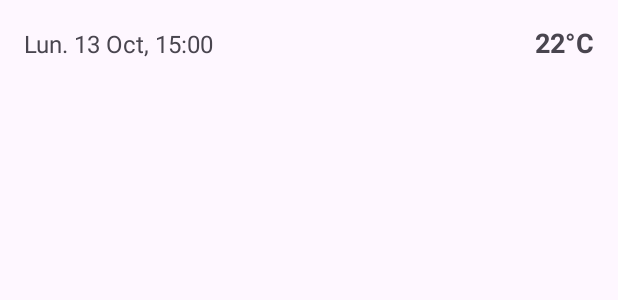
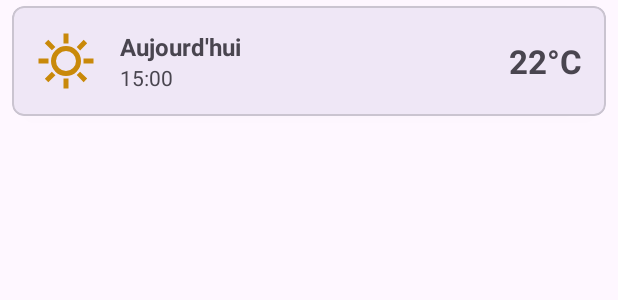
Before and after one commit to hsn00000/MyWeatherSport, an Android app: the layout item_forecast.xml on its own in the app's theme, with its tools: preview values and no code run, on a phone screen of 412 x 824 dp. Shown: the top 300 px of the screen. Run offline under Robolectric (Android 15) with nearby library versions, the phone set to English and light mode, and no system bars.

Commit message:
feat: Enhance forecast item UI and add weather icons
Redesigns the layout for individual forecast items in the RecyclerView and improves the associated adapter logic.

- **`item_forecast.xml`**:
    - Replaces the simple `LinearLayout` with a `MaterialCardView` for a modern look with elevation and rounded corners.
    - Adds an `ImageView` (`ivWeatherIcon`) to display a weather icon.
    - Splits the date into separate `TextViews` for the day (`tvDay`) and time (`tvHour`).
    - Adjusts text sizes and styles for better readability.

- **`ForecastAdapter.java`**:
    - Binds data to the new views (`ivWeatherIcon`, `tvDay`, `tvHour`).
    - Parses the date string to format the day and hour separately.
    - Implements logic to gray out past forecast entries (date, time, temperature, and icon).
    - Adds a `getWeatherIconResId` method to select the correct drawable based on the weather condition (`Clear`, `Clouds`, `Rain`, `Snow`).

- **New Drawables**:
    - Adds new, more detailed vector icons for weather conditions: `ic_sun.xml`, `ic_cloud.xml`, `ic_rain.xml`, and `ic_snow.xml`.
    - Deletes the old, unused icons `baseline_cloud_24.xml` and `soleil.xml`.

```diff
--- a/app/src/main/res/drawable/baseline_cloud_24.xml
+++ /dev/null
@@ -1,5 +0,0 @@
-<vector xmlns:android="http://schemas.android.com/apk/res/android" android:height="24dp" android:tint="#8F8A8A" android:viewportHeight="24" android:viewportWidth="24" android:width="24dp">
-
-    <path android:fillColor="@android:color/white" android:pathData="M19.35,10.04C18.67,6.59 15.64,4 12,4 9.11,4 6.6,5.64 5.35,8.04 2.34,8.36 0,10.91 0,14c0,3.31 2.69,6 6,6h13c2.76,0 5,-2.24 5,-5 0,-2.64 -2.05,-4.78 -4.65,-4.96z"/>
-
-</vector>
--- /dev/null
+++ b/app/src/main/res/drawable/ic_cloud.xml
@@ -0,0 +1,5 @@
+<vector xmlns:android="http://schemas.android.com/apk/res/android" android:height="24dp" android:tint="#8F8A8A" android:viewportHeight="960" android:viewportWidth="960" android:width="24dp">
+
+    <path android:fillColor="@android:color/white" android:pathData="M260,800Q169,800 104.5,737Q40,674 40,583Q40,505 87,444Q134,383 210,366Q235,274 310,217Q385,160 480,160Q597,160 678.5,241.5Q760,323 760,440L760,440L760,440Q829,448 874.5,499.5Q920,551 920,620Q920,695 867.5,747.5Q815,800 740,800L260,800ZM260,720L740,720Q782,720 811,691Q840,662 840,620Q840,578 811,549Q782,520 740,520L680,520L680,440Q680,357 621.5,298.5Q563,240 480,240Q397,240 338.5,298.5Q280,357 280,440L280,440L260,440Q202,440 161,481Q120,522 120,580Q120,638 161,679Q202,720 260,720ZM480,480Q480,480 480,480Q480,480 480,480Q480,480 480,480Q480,480 480,480L480,480L480,480Q480,480 480,480Q480,480 480,480Q480,480 480,480Q480,480 480,480L480,480L480,480Q480,480 480,480Q480,480 480,480Q480,480 480,480Q480,480 480,480Z"/>
+
+</vector>
--- /dev/null
+++ b/app/src/main/res/drawable/ic_rain.xml
@@ -0,0 +1,5 @@
+<vector xmlns:android="http://schemas.android.com/apk/res/android" android:height="24dp" android:tint="#215CB5" android:viewportHeight="960" android:viewportWidth="960" android:width="24dp">
+
+    <path android:fillColor="@android:color/white" android:pathData="M558,876Q543,884 527.5,878.5Q512,873 504,858L444,738Q436,723 441.5,707.5Q447,692 462,684Q477,676 492.5,681.5Q508,687 516,702L576,822Q584,837 578.5,852.5Q573,868 558,876ZM798,876Q783,884 767.5,878.5Q752,873 744,858L684,738Q676,723 681.5,707.5Q687,692 702,684Q717,676 732.5,681.5Q748,687 756,702L816,822Q824,837 818.5,852.5Q813,868 798,876ZM318,876Q303,884 287.5,878.5Q272,873 264,858L204,738Q196,723 201.5,707.5Q207,692 222,684Q237,676 252.5,681.5Q268,687 276,702L336,822Q344,837 338.5,852.5Q333,868 318,876ZM300,640Q209,640 144.5,575.5Q80,511 80,420Q80,337 135,275Q190,213 271,202Q303,145 358.5,112.5Q414,80 480,80Q570,80 636.5,137.5Q703,195 717,281Q786,287 833,338Q880,389 880,460Q880,535 827.5,587.5Q775,640 700,640L300,640ZM300,560L700,560Q742,560 771,531Q800,502 800,460Q800,418 771,389Q742,360 700,360L640,360L640,320Q640,254 593,207Q546,160 480,160Q432,160 392.5,186Q353,212 333,256L323,280L298,280Q241,282 200.5,322.5Q160,363 160,420Q160,478 201,519Q242,560 300,560ZM480,360L480,360Q480,360 480,360Q480,360 480,360Q480,360 480,360Q480,360 480,360L480,360L480,360Q480,360 480,360Q480,360 480,360Q480,360 480,360Q480,360 480,360L480,360L480,360Q480,360 480,360Q480,360 480,360Q480,360 480,360Q480,360 480,360Z"/>
+
+</vector>
--- /dev/null
+++ b/app/src/main/res/drawable/ic_snow.xml
@@ -0,0 +1,5 @@
+<vector xmlns:android="http://schemas.android.com/apk/res/android" android:height="24dp" android:tint="#118EE1" android:viewportHeight="960" android:viewportWidth="960" android:width="24dp">
+
+    <path android:fillColor="@android:color/white" android:pathData="M620,440Q595,440 577.5,422.5Q560,405 560,380Q560,363 569.5,345.5Q579,328 590,313.5Q601,299 610.5,289.5Q620,280 620,280Q620,280 629.5,289.5Q639,299 650,313.5Q661,328 670.5,345.5Q680,363 680,380Q680,405 662.5,422.5Q645,440 620,440ZM780,320Q755,320 737.5,302.5Q720,285 720,260Q720,243 729.5,225.5Q739,208 750,193.5Q761,179 770.5,169.5Q780,160 780,160Q780,160 789.5,169.5Q799,179 810,193.5Q821,208 830.5,225.5Q840,243 840,260Q840,285 822.5,302.5Q805,320 780,320ZM780,560Q755,560 737.5,542.5Q720,525 720,500Q720,483 729.5,465.5Q739,448 750,433.5Q761,419 770.5,409.5Q780,400 780,400Q780,400 789.5,409.5Q799,419 810,433.5Q821,448 830.5,465.5Q840,483 840,500Q840,525 822.5,542.5Q805,560 780,560ZM360,840Q277,840 218.5,781.5Q160,723 160,640Q160,592 181,550.5Q202,509 240,480L240,240Q240,190 275,155Q310,120 360,120Q410,120 445,155Q480,190 480,240L480,480Q518,509 539,550.5Q560,592 560,640Q560,723 501.5,781.5Q443,840 360,840ZM240,640L480,640Q480,611 467.5,586Q455,561 432,544L400,520L400,240Q400,223 388.5,211.5Q377,200 360,200Q343,200 331.5,211.5Q320,223 320,240L320,520L288,544Q265,561 252.5,586Q240,611 240,640Z"/>
+
+</vector>
--- /dev/null
+++ b/app/src/main/res/drawable/ic_sun.xml
@@ -0,0 +1,5 @@
+<vector xmlns:android="http://schemas.android.com/apk/res/android" android:height="24dp" android:tint="#C9890A" android:viewportHeight="960" android:viewportWidth="960" android:width="24dp">
+
+    <path android:fillColor="@android:color/white" android:pathData="M440,200L440,40L520,40L520,200L440,200ZM706,310L651,255L763,140L819,197L706,310ZM760,520L760,440L920,440L920,520L760,520ZM440,920L440,760L520,760L520,920L440,920ZM254,308L140,197L197,141L310,254L254,308ZM762,820L651,705L705,651L819,761L762,820ZM40,520L40,440L200,440L200,520L40,520ZM197,820L141,763L253,651L282,678L311,706L197,820ZM480,720Q380,720 310,650Q240,580 240,480Q240,380 310,310Q380,240 480,240Q580,240 650,310Q720,380 720,480Q720,580 650,650Q580,720 480,720ZM480,640Q546,640 593,593Q640,546 640,480Q640,414 593,367Q546,320 480,320Q414,320 367,367Q320,414 320,480Q320,546 367,593Q414,640 480,640ZM480,480Q480,480 480,480Q480,480 480,480Q480,480 480,480Q480,480 480,480Q480,480 480,480Q480,480 480,480Q480,480 480,480Q480,480 480,480Z"/>
+
+</vector>
--- a/app/src/main/res/drawable/soleil.xml
+++ /dev/null
@@ -1,5 +0,0 @@
-<vector xmlns:android="http://schemas.android.com/apk/res/android" android:alpha="0.8" android:height="24dp" android:tint="#FDA900" android:viewportHeight="24" android:viewportWidth="24" android:width="24dp">
-
-    <path android:fillColor="@android:color/white" android:pathData="M6.76,4.84l-1.8,-1.79 -1.41,1.41 1.79,1.79 1.42,-1.41zM4,10.5L1,10.5v2h3v-2zM13,0.55h-2L11,3.5h2L13,0.55zM20.45,4.46l-1.41,-1.41 -1.79,1.79 1.41,1.41 1.79,-1.79zM17.24,18.16l1.79,1.8 1.41,-1.41 -1.8,-1.79 -1.4,1.4zM20,10.5v2h3v-2h-3zM12,5.5c-3.31,0 -6,2.69 -6,6s2.69,6 6,6 6,-2.69 6,-6 -2.69,-6 -6,-6zM11,22.45h2L13,19.5h-2v2.95zM3.55,18.54l1.41,1.41 1.79,-1.8 -1.41,-1.41 -1.79,1.8z"/>
-
-</vector>
--- a/app/src/main/res/layout/item_forecast.xml
+++ b/app/src/main/res/layout/item_forecast.xml
@@ -1,25 +1,61 @@
 <?xml version="1.0" encoding="utf-8"?>
-<LinearLayout xmlns:android="http://schemas.android.com/apk/res/android"
+<com.google.android.material.card.MaterialCardView
+    xmlns:android="http://schemas.android.com/apk/res/android"
     xmlns:tools="http://schemas.android.com/tools"
+    xmlns:app="http://schemas.android.com/apk/res-auto"
+    android:layout_width="match_parent"
+    android:layout_height="wrap_content"
+    android:layout_marginHorizontal="8dp"
+    android:layout_marginVertical="4dp"
+    app:cardCornerRadius="8dp"
+    app:cardElevation="4dp">
+
+    <LinearLayout
         android:layout_width="match_parent"
         android:layout_height="wrap_content"
         android:orientation="horizontal"
+        android:gravity="center_vertical"
         android:padding="16dp">
 
-    <TextView
-        android:id="@+id/tvDate"
+        <ImageView
+            android:id="@+id/ivWeatherIcon"
+            android:layout_width="40dp"
+            android:layout_height="40dp"
+            android:layout_marginEnd="16dp"
+            tools:src="@drawable/ic_sun"
+            android:contentDescription="Icône météo" />
+
+        <LinearLayout
             android:layout_width="0dp"
             android:layout_height="wrap_content"
             android:layout_weight="1"
+            android:orientation="vertical">
+
+            <TextView
+                android:id="@+id/tvDay"
+                android:layout_width="wrap_content"
+                android:layout_height="wrap_content"
                 android:textSize="16sp"
-        tools:text="Lun. 13 Oct, 15:00" />
+                android:textStyle="bold"
+                tools:text="Aujourd'hui" />
+
+            <TextView
+                android:id="@+id/tvHour"
+                android:layout_width="wrap_content"
+                android:layout_height="wrap_content"
+                android:textSize="14sp"
+                tools:text="15:00" />
+
+        </LinearLayout>
 
         <TextView
             android:id="@+id/tvTemp"
             android:layout_width="wrap_content"
             android:layout_height="wrap_content"
-        android:textSize="18sp"
+            android:textSize="22sp"
             android:textStyle="bold"
             tools:text="22°C" />
 
     </LinearLayout>
+
+</com.google.android.material.card.MaterialCardView>
```
Also changed, not shown: app/src/main/java/com/example/myweathersport/adapter/ForecastAdapter.java (+58 -9 lines). Lines whose indentation alone changed are shown as unchanged.
